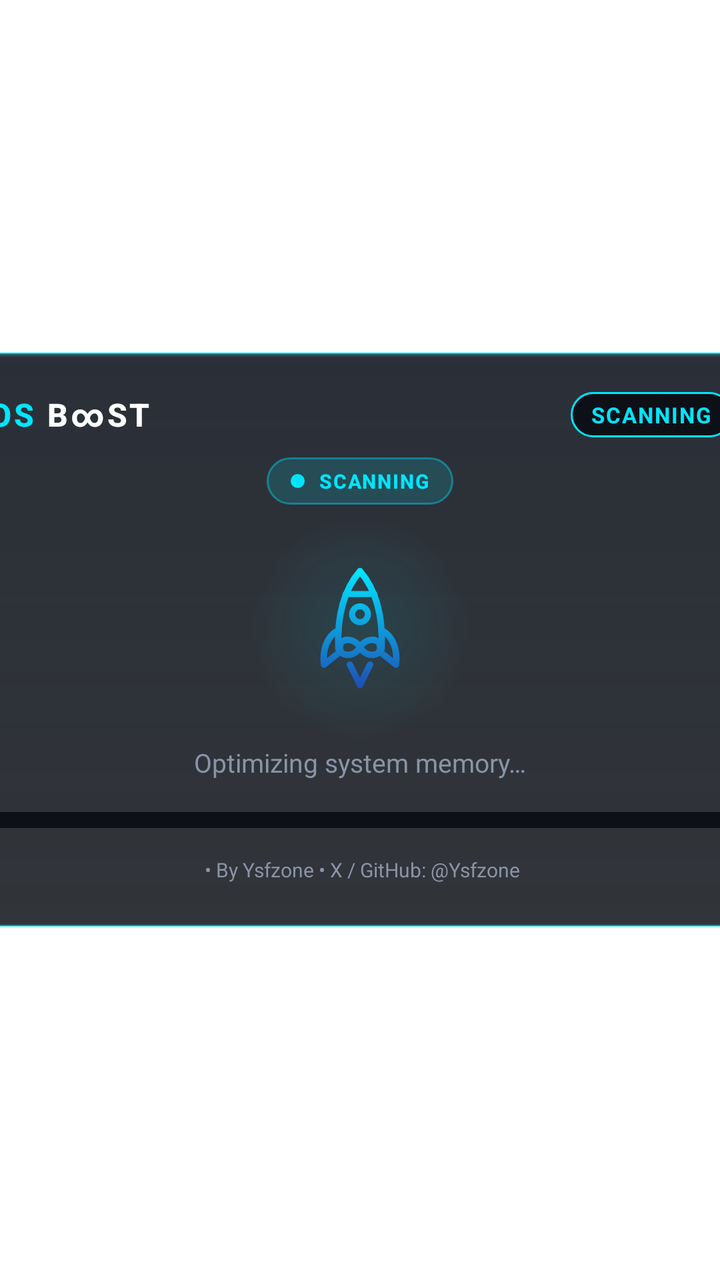
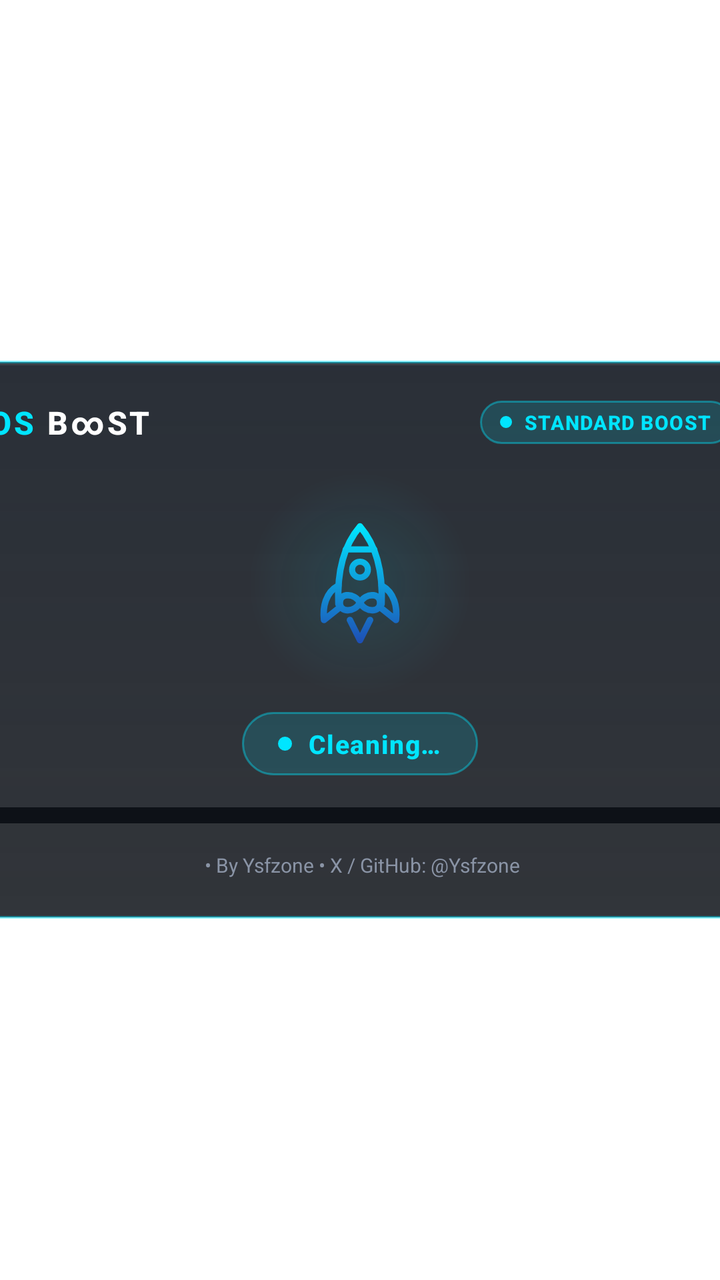

Compare the two renders of this Android layout. The source of the first and the diff that turns it into the second are given below.
<!-- AndroidManifest.xml: application theme Theme.OsBoost.Translucent -->
<!-- res/layout/activity_main.xml -->
<?xml version="1.0" encoding="utf-8"?>
<FrameLayout xmlns:android="http://schemas.android.com/apk/res/android"
    android:id="@+id/rootContainer"
    android:layout_width="match_parent"
    android:layout_height="match_parent"
    android:clipChildren="false"
    android:clipToPadding="false">

    <LinearLayout
        android:id="@+id/popupCard"
        android:layout_width="420dp"
        android:layout_height="wrap_content"
        android:layout_gravity="center"
        android:background="@drawable/bg_popup_neon"
        android:clipChildren="false"
        android:clipToPadding="false"
        android:elevation="18dp"
        android:orientation="vertical"
        android:paddingStart="24dp"
        android:paddingTop="20dp"
        android:paddingEnd="24dp"
        android:paddingBottom="22dp">

        
        <LinearLayout
            android:layout_width="match_parent"
            android:layout_height="wrap_content"
            android:gravity="center_vertical"
            android:orientation="horizontal">

            <TextView
                android:id="@+id/tvAppTitleOs"
                android:layout_width="wrap_content"
                android:layout_height="wrap_content"
                android:fontFamily="sans-serif-medium"
                android:letterSpacing="0.08"
                android:text="OS "
                android:textColor="@color/brand_cyan_electric"
                android:textSize="16sp"
                android:textStyle="bold" />

            <TextView
                android:id="@+id/tvAppTitle"
                android:layout_width="wrap_content"
                android:layout_height="wrap_content"
                android:fontFamily="sans-serif-medium"
                android:letterSpacing="0.08"
                android:text="B∞ST"
                android:textColor="@color/brand_white_pure"
                android:textSize="16sp"
                android:textStyle="bold" />

            <View
                android:layout_width="0dp"
                android:layout_height="1dp"
                android:layout_weight="1" />

            <TextView
                android:id="@+id/tvStatusBadge"
                android:layout_width="wrap_content"
                android:layout_height="wrap_content"
                android:background="@drawable/bg_badge_neon"
                android:letterSpacing="0.06"
                android:paddingStart="10dp"
                android:paddingTop="4dp"
                android:paddingEnd="10dp"
                android:paddingBottom="4dp"
                android:text="@string/status_scanning"
                android:textColor="@color/brand_cyan_electric"
                android:textSize="11sp"
                android:textStyle="bold" />
        </LinearLayout>

        
        <LinearLayout
            android:id="@+id/llModePill"
            android:layout_width="wrap_content"
            android:layout_height="wrap_content"
            android:layout_gravity="center_horizontal"
            android:layout_marginTop="10dp"
            android:background="@drawable/bg_mode_pill"
            android:gravity="center_vertical"
            android:orientation="horizontal"
            android:paddingStart="12dp"
            android:paddingTop="5dp"
            android:paddingEnd="12dp"
            android:paddingBottom="5dp">

            <ImageView
                android:id="@+id/ivModeDot"
                android:layout_width="7dp"
                android:layout_height="7dp"
                android:contentDescription="@null"
                android:src="@drawable/dot_glow_cyan" />

            <TextView
                android:id="@+id/tvModeLabel"
                android:layout_width="wrap_content"
                android:layout_height="wrap_content"
                android:layout_marginStart="7dp"
                android:fontFamily="sans-serif-medium"
                android:letterSpacing="0.06"
                android:text="@string/status_scanning"
                android:textColor="@color/brand_cyan_electric"
                android:textSize="10sp"
                android:textStyle="bold" />
        </LinearLayout>

        
        <FrameLayout
            android:id="@+id/rocketStage"
            android:layout_width="match_parent"
            android:layout_height="108dp"
            android:layout_marginTop="8dp"
            android:clipChildren="false"
            android:clipToPadding="false">

            <View
                android:id="@+id/viewRocketAura"
                android:layout_width="112dp"
                android:layout_height="112dp"
                android:layout_gravity="center"
                android:background="@drawable/bg_rocket_aura" />

            <ImageView
                android:id="@+id/ivFlame"
                android:layout_width="28dp"
                android:layout_height="28dp"
                android:layout_gravity="center"
                android:layout_marginTop="34dp"
                android:alpha="0"
                android:contentDescription="@null"
                android:src="@drawable/ic_flame" />

            <ImageView
                android:id="@+id/ivRocket"
                android:layout_width="72dp"
                android:layout_height="72dp"
                android:layout_gravity="center"
                android:contentDescription="@string/cd_rocket"
                android:src="@drawable/ic_osboost_rocket" />
        </FrameLayout>

        
        <TextView
            android:id="@+id/tvScanningLabel"
            android:layout_width="match_parent"
            android:layout_height="wrap_content"
            android:layout_marginTop="4dp"
            android:gravity="center"
            android:text="@string/label_scanning_ram"
            android:textColor="@color/brand_silver_muted"
            android:textSize="13sp" />

        
        <LinearLayout
            android:id="@+id/llResults"
            android:layout_width="match_parent"
            android:layout_height="wrap_content"
            android:gravity="center_horizontal"
            android:orientation="vertical"
            android:visibility="gone">

            <TextView
                android:id="@+id/tvAvailableLabel"
                android:layout_width="wrap_content"
                android:layout_height="wrap_content"
                android:text="@string/label_available_ram"
                android:textColor="@color/brand_silver_muted"
                android:textSize="12sp" />

            <TextView
                android:id="@+id/tvHeroRam"
                android:layout_width="wrap_content"
                android:layout_height="wrap_content"
                android:layout_marginTop="2dp"
                android:fontFamily="sans-serif-medium"
                android:textColor="@color/brand_white_pure"
                android:textSize="36sp"
                android:textStyle="bold" />

            <TextView
                android:id="@+id/tvDeltaBadge"
                android:layout_width="wrap_content"
                android:layout_height="wrap_content"
                android:layout_marginTop="6dp"
                android:background="@drawable/bg_badge_neon"
                android:paddingStart="12dp"
                android:paddingTop="4dp"
                android:paddingEnd="12dp"
                android:paddingBottom="4dp"
                android:textColor="@color/brand_cyan_electric"
                android:textSize="13sp"
                android:textStyle="bold" />
        </LinearLayout>

        
        <ProgressBar
            android:id="@+id/pbRam"
            style="?android:attr/progressBarStyleHorizontal"
            android:layout_width="match_parent"
            android:layout_height="8dp"
            android:layout_marginTop="16dp"
            android:max="100"
            android:progress="0"
            android:progressDrawable="@drawable/progress_neon" />

        
        <TextView
            android:id="@+id/tvRamUsage"
            android:layout_width="match_parent"
            android:layout_height="wrap_content"
            android:layout_marginTop="8dp"
            android:gravity="center"
            android:textColor="@color/brand_silver_muted"
            android:textSize="12sp"
            android:visibility="gone" />

        
        <Button
            android:id="@+id/btnUpdate"
            android:layout_width="match_parent"
            android:layout_height="40dp"
            android:layout_marginTop="14dp"
            android:background="@drawable/bg_update_button"
            android:focusable="true"
            android:focusableInTouchMode="true"
            android:nextFocusUp="@id/btnUpdate"
            android:nextFocusDown="@id/btnUpdate"
            android:nextFocusLeft="@id/btnUpdate"
            android:nextFocusRight="@id/btnUpdate"
            android:textAllCaps="false"
            android:textColor="@color/brand_cyan_electric"
            android:textSize="13sp"
            android:textStyle="bold"
            android:visibility="gone" />

        
        <LinearLayout
            android:layout_width="match_parent"
            android:layout_height="wrap_content"
            android:layout_marginTop="14dp"
            android:gravity="center"
            android:layoutDirection="ltr"
            android:orientation="horizontal">

            <TextView
                android:id="@+id/tvFooterVersion"
                android:layout_width="wrap_content"
                android:layout_height="wrap_content"
                android:fontFamily="sans-serif-medium"
                android:textColor="@color/brand_cyan_electric"
                android:textSize="10sp"
                android:textStyle="bold" />

            <TextView
                android:id="@+id/tvFooterAttribution"
                android:layout_width="wrap_content"
                android:layout_height="wrap_content"
                android:text=" • By Ysfzone • X / GitHub: @Ysfzone"
                android:textColor="@color/brand_silver_muted"
                android:textSize="10sp" />
        </LinearLayout>

    </LinearLayout>

</FrameLayout>
<!-- resources referenced by this layout -->
<resources>
  <color name="brand_cyan_electric">#00E5FF</color>
  <color name="brand_silver_muted">#8A94A6</color>
  <color name="brand_white_pure">#FFFFFF</color>
  <!-- drawable bg_badge_neon (drawable) -->
  <?xml version="1.0" encoding="utf-8"?>
  <shape xmlns:android="http://schemas.android.com/apk/res/android"
      android:shape="rectangle">
      <solid android:color="@color/brand_bg_obsidian" />
      <corners android:radius="12dp" />
      <stroke
          android:width="1dp"
          android:color="@color/brand_cyan_electric" />
  </shape>
  <!-- drawable bg_mode_pill (drawable) -->
  <?xml version="1.0" encoding="utf-8"?>
  <shape xmlns:android="http://schemas.android.com/apk/res/android"
      android:shape="rectangle">
      <solid android:color="#2600E5FF" />
      <corners android:radius="16dp" />
      <stroke
          android:width="1dp"
          android:color="#6600E5FF" />
  </shape>
  <!-- drawable bg_rocket_aura (drawable) -->
  <?xml version="1.0" encoding="utf-8"?>
  <shape xmlns:android="http://schemas.android.com/apk/res/android"
      android:shape="oval">
      <gradient
          android:endColor="#000D1117"
          android:gradientRadius="56dp"
          android:startColor="#1A00E5FF"
          android:type="radial" />
  </shape>
  <!-- drawable dot_glow_cyan (drawable) -->
  <?xml version="1.0" encoding="utf-8"?>
  <shape xmlns:android="http://schemas.android.com/apk/res/android"
      android:shape="oval">
      <solid android:color="@color/brand_cyan_electric" />
      <size
          android:width="8dp"
          android:height="8dp" />
  </shape>
  <!-- drawable ic_flame (drawable) -->
  <?xml version="1.0" encoding="utf-8"?>
  <vector xmlns:android="http://schemas.android.com/apk/res/android"
      android:width="32dp"
      android:height="32dp"
      android:viewportWidth="32"
      android:viewportHeight="32">
  
      <path
          android:fillAlpha="0.55"
          android:fillColor="@color/brand_cyan_electric"
          android:pathData="M9,2 L23,2 C23,12 19,24 16,30 C13,24 9,12 9,2 Z" />
  
      <path
          android:fillAlpha="0.9"
          android:fillColor="@color/brand_white_pure"
          android:pathData="M12,2 L20,2 C20,9 17.8,18 16,22 C14.2,18 12,9 12,2 Z" />
  
  </vector>
  <!-- drawable progress_neon (drawable) -->
  <?xml version="1.0" encoding="utf-8"?>
  <layer-list xmlns:android="http://schemas.android.com/apk/res/android">
      <item android:id="@android:id/background">
          <shape android:shape="rectangle">
              <corners android:radius="6dp" />
              <solid android:color="@color/brand_bg_obsidian" />
          </shape>
      </item>
      <item android:id="@android:id/progress">
          <clip>
              <shape android:shape="rectangle">
                  <corners android:radius="6dp" />
                  <gradient
                      android:angle="0"
                      android:endColor="@color/brand_cyan_electric"
                      android:startColor="@color/brand_blue_cobalt" />
              </shape>
          </clip>
      </item>
  </layer-list>
  <string name="cd_rocket">OS BOOST Rocket</string>
  <string name="label_available_ram">Available RAM</string>
  <string name="label_scanning_ram">Optimizing system memory…</string>
  <string name="status_scanning">SCANNING</string>
  <style name="Theme.OsBoost.Translucent" parent="@android:style/Theme.Translucent.NoTitleBar">
          <item name="android:windowBackground">@android:color/transparent</item>
          <item name="android:windowIsTranslucent">true</item>
          <item name="android:windowNoTitle">true</item>
          <item name="android:windowContentOverlay">@null</item>
          <item name="android:backgroundDimEnabled">true</item>
          <item name="android:backgroundDimAmount">0.35</item>
          <item name="android:windowAnimationStyle">@null</item>
      </style>
  <color name="brand_bg_obsidian">#0D1117</color>
  <color name="brand_blue_cobalt">#1E50B5</color>
  <!-- unchanged entries left out for length: 3 -->
</resources>

<!-- the commit's change to res/layout/activity_main.xml (unified diff, before → after) -->
@@ -19,7 +19,7 @@
         android:paddingStart="24dp"
         android:paddingTop="20dp"
         android:paddingEnd="24dp"
-        android:paddingBottom="22dp">
+        android:paddingBottom="20dp">
 
         
         <LinearLayout
@@ -55,70 +55,52 @@
                 android:layout_height="1dp"
                 android:layout_weight="1" />
 
-            <TextView
-                android:id="@+id/tvStatusBadge"
-                android:layout_width="wrap_content"
-                android:layout_height="wrap_content"
-                android:background="@drawable/bg_badge_neon"
-                android:letterSpacing="0.06"
+            <LinearLayout
+                android:id="@+id/llModePill"
+                android:layout_width="wrap_content"
+                android:layout_height="wrap_content"
+                android:background="@drawable/bg_mode_pill"
+                android:gravity="center_vertical"
+                android:orientation="horizontal"
                 android:paddingStart="10dp"
                 android:paddingTop="4dp"
                 android:paddingEnd="10dp"
-                android:paddingBottom="4dp"
-                android:text="@string/status_scanning"
-                android:textColor="@color/brand_cyan_electric"
-                android:textSize="11sp"
-                android:textStyle="bold" />
-        </LinearLayout>
-
-        
-        <LinearLayout
-            android:id="@+id/llModePill"
-            android:layout_width="wrap_content"
-            android:layout_height="wrap_content"
-            android:layout_gravity="center_horizontal"
-            android:layout_marginTop="10dp"
-            android:background="@drawable/bg_mode_pill"
-            android:gravity="center_vertical"
-            android:orientation="horizontal"
-            android:paddingStart="12dp"
-            android:paddingTop="5dp"
-            android:paddingEnd="12dp"
-            android:paddingBottom="5dp">
-
-            <ImageView
-                android:id="@+id/ivModeDot"
-                android:layout_width="7dp"
-                android:layout_height="7dp"
-                android:contentDescription="@null"
-                android:src="@drawable/dot_glow_cyan" />
-
-            <TextView
-                android:id="@+id/tvModeLabel"
-                android:layout_width="wrap_content"
-                android:layout_height="wrap_content"
-                android:layout_marginStart="7dp"
-                android:fontFamily="sans-serif-medium"
-                android:letterSpacing="0.06"
-                android:text="@string/status_scanning"
-                android:textColor="@color/brand_cyan_electric"
-                android:textSize="10sp"
-                android:textStyle="bold" />
+                android:paddingBottom="4dp">
+
+                <ImageView
+                    android:id="@+id/ivModeDot"
+                    android:layout_width="6dp"
+                    android:layout_height="6dp"
+                    android:contentDescription="@null"
+                    android:src="@drawable/dot_glow_cyan" />
+
+                <TextView
+                    android:id="@+id/tvModeLabel"
+                    android:layout_width="wrap_content"
+                    android:layout_height="wrap_content"
+                    android:layout_marginStart="6dp"
+                    android:fontFamily="sans-serif-medium"
+                    android:letterSpacing="0.05"
+                    android:text="@string/mode_standard"
+                    android:textColor="@color/brand_cyan_electric"
+                    android:textSize="10sp"
+                    android:textStyle="bold" />
+            </LinearLayout>
         </LinearLayout>
 
         
         <FrameLayout
             android:id="@+id/rocketStage"
             android:layout_width="match_parent"
-            android:layout_height="108dp"
-            android:layout_marginTop="8dp"
+            android:layout_height="116dp"
+            android:layout_marginTop="12dp"
             android:clipChildren="false"
             android:clipToPadding="false">
 
             <View
                 android:id="@+id/viewRocketAura"
-                android:layout_width="112dp"
-                android:layout_height="112dp"
+                android:layout_width="116dp"
+                android:layout_height="116dp"
                 android:layout_gravity="center"
                 android:background="@drawable/bg_rocket_aura" />
 
@@ -127,7 +109,7 @@
                 android:layout_width="28dp"
                 android:layout_height="28dp"
                 android:layout_gravity="center"
-                android:layout_marginTop="34dp"
+                android:layout_marginTop="36dp"
                 android:alpha="0"
                 android:contentDescription="@null"
                 android:src="@drawable/ic_flame" />
@@ -142,15 +124,38 @@
         </FrameLayout>
 
         
-        <TextView
-            android:id="@+id/tvScanningLabel"
-            android:layout_width="match_parent"
-            android:layout_height="wrap_content"
-            android:layout_marginTop="4dp"
-            android:gravity="center"
-            android:text="@string/label_scanning_ram"
-            android:textColor="@color/brand_silver_muted"
-            android:textSize="13sp" />
+        <LinearLayout
+            android:id="@+id/llCleaningPill"
+            android:layout_width="wrap_content"
+            android:layout_height="wrap_content"
+            android:layout_gravity="center_horizontal"
+            android:layout_marginTop="6dp"
+            android:background="@drawable/bg_mode_pill"
+            android:gravity="center_vertical"
+            android:orientation="horizontal"
+            android:paddingStart="18dp"
+            android:paddingTop="7dp"
+            android:paddingEnd="18dp"
+            android:paddingBottom="7dp">
+
+            <ImageView
+                android:layout_width="7dp"
+                android:layout_height="7dp"
+                android:contentDescription="@null"
+                android:src="@drawable/dot_glow_cyan" />
+
+            <TextView
+                android:id="@+id/tvCleaningStatus"
+                android:layout_width="wrap_content"
+                android:layout_height="wrap_content"
+                android:layout_marginStart="8dp"
+                android:fontFamily="sans-serif-medium"
+                android:letterSpacing="0.04"
+                android:text="@string/status_cleaning"
+                android:textColor="@color/brand_cyan_electric"
+                android:textSize="13sp"
+                android:textStyle="bold" />
+        </LinearLayout>
 
         
         <LinearLayout
@@ -185,10 +190,10 @@
                 android:layout_height="wrap_content"
                 android:layout_marginTop="6dp"
                 android:background="@drawable/bg_badge_neon"
-                android:paddingStart="12dp"
-                android:paddingTop="4dp"
-                android:paddingEnd="12dp"
-                android:paddingBottom="4dp"
+                android:paddingStart="14dp"
+                android:paddingTop="5dp"
+                android:paddingEnd="14dp"
+                android:paddingBottom="5dp"
                 android:textColor="@color/brand_cyan_electric"
                 android:textSize="13sp"
                 android:textStyle="bold" />
<!-- resource entries referenced after the edit -->
@@ -84,8 +84,8 @@
   </layer-list>
   <string name="cd_rocket">OS BOOST Rocket</string>
   <string name="label_available_ram">Available RAM</string>
-  <string name="label_scanning_ram">Optimizing system memory…</string>
-  <string name="status_scanning">SCANNING</string>
+  <string name="mode_standard">STANDARD BOOST</string>
+  <string name="status_cleaning">Cleaning…</string>
   <style name="Theme.OsBoost.Translucent" parent="@android:style/Theme.Translucent.NoTitleBar">
           <item name="android:windowBackground">@android:color/transparent</item>
           <item name="android:windowIsTranslucent">true</item>
